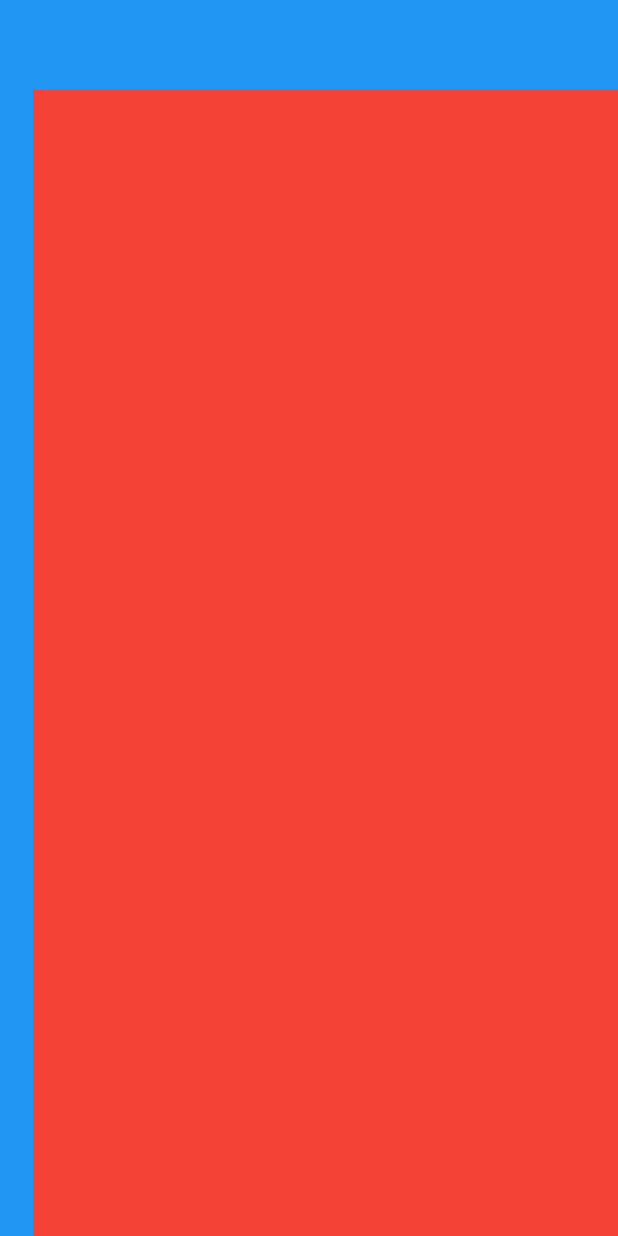
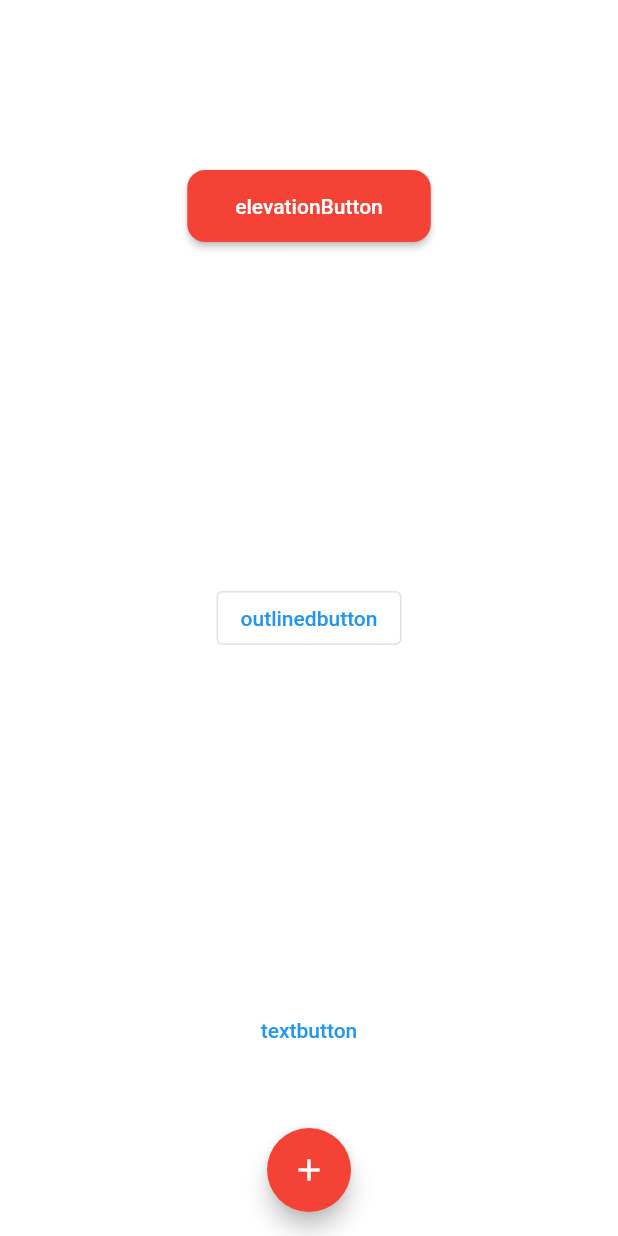
Before and after one commit to pabriciofreitas/aula-3, a Flutter app: the screen it shows after launch, on a phone screen of 412 x 824 dp. Run offline on Flutter 3.47's test engine with Material 2 defaults, Android fonts, the phone set to English and light mode, and no system bars; our stand-ins replace google_fonts.

Commit message:
feat: trabalhando com os bottões

```diff
--- a/lib/ui/pages/home_page.dart
+++ b/lib/ui/pages/home_page.dart
@@ -6,22 +6,44 @@ class HomePage extends StatelessWidget {
   @override
   Widget build(BuildContext context) {
     return Scaffold(
+        floatingActionButtonLocation:
+            FloatingActionButtonLocation.centerFloat, //localixação do button
+        floatingActionButton: FloatingActionButton(
+          onPressed: () {},
+          //heroTag: ,
+          //isExtended: ,//expandirr botãspo
+          splashColor: Colors.red[400], //cor enquando segura
+          child: Icon(Icons.add),
+          backgroundColor: Colors.red,
+        ),
         body: SafeArea(
-      child: SizedBox.expand(
-        child: Container(
-          color: Colors.blue,
-          child: Transform.translate(
-            //.translate
-            //para rotacionar os componentes
-            //transform: ,
-            // transform: , //mudando pesctiva da imagem 3d
-            offset: Offset(22, 60),
+          child: SizedBox.expand(
             child: Container(
-              color: Colors.red,
+              color: Colors.white,
+              child: Column(
+                mainAxisAlignment: MainAxisAlignment.spaceAround,
+                children: [
+                  ElevatedButton(
+                      style: ElevatedButton.styleFrom(
+                        shape: RoundedRectangleBorder(
+                            borderRadius: BorderRadius.circular(12)),
+                        primary: Colors.red,
+                        onPrimary: Colors.white,
+                        padding:
+                            EdgeInsets.symmetric(vertical: 16, horizontal: 32),
+                      ),
+                      onLongPress: () => debugPrint("Pessionou e segurous"),
+                      onPressed: () => debugPrint("elevationButton onPress"),
+                      child: Text("elevationButton")),
+                  OutlinedButton(
+                      //trocar a bordar
+                      onPressed: () {},
+                      child: Text("outlinedbutton")),
+                  TextButton(onPressed: () {}, child: Text("textbutton"))
+                ],
+              ),
             ),
           ),
-        ),
-      ),
-    ));
+        ));
   }
 }
```
